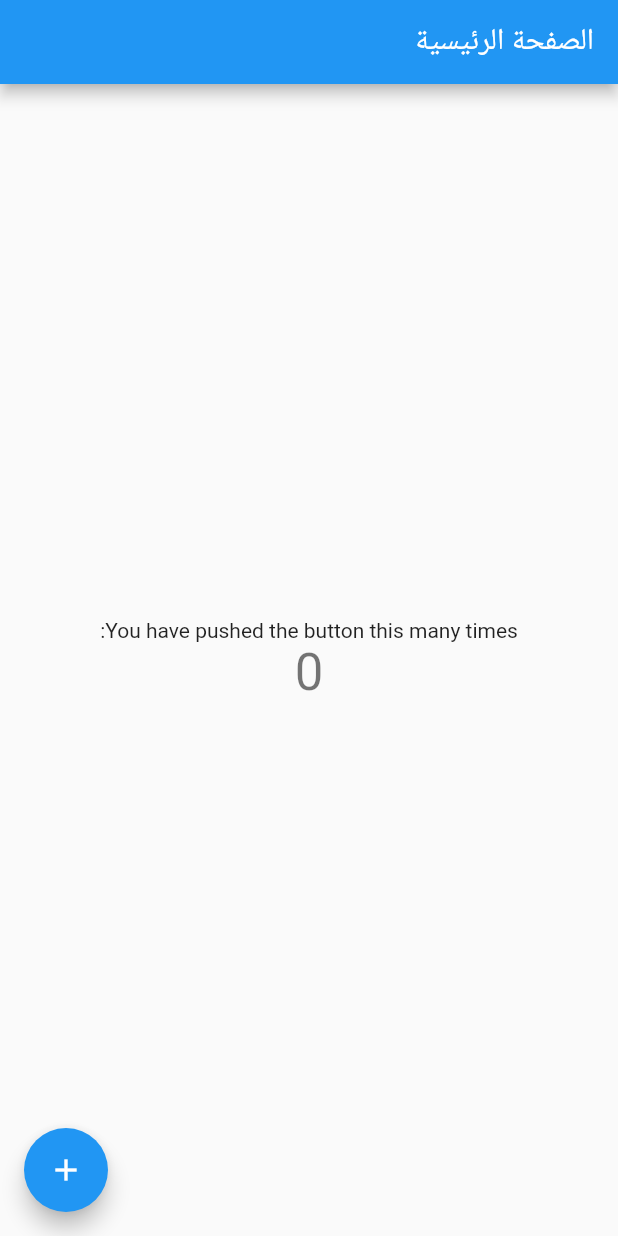
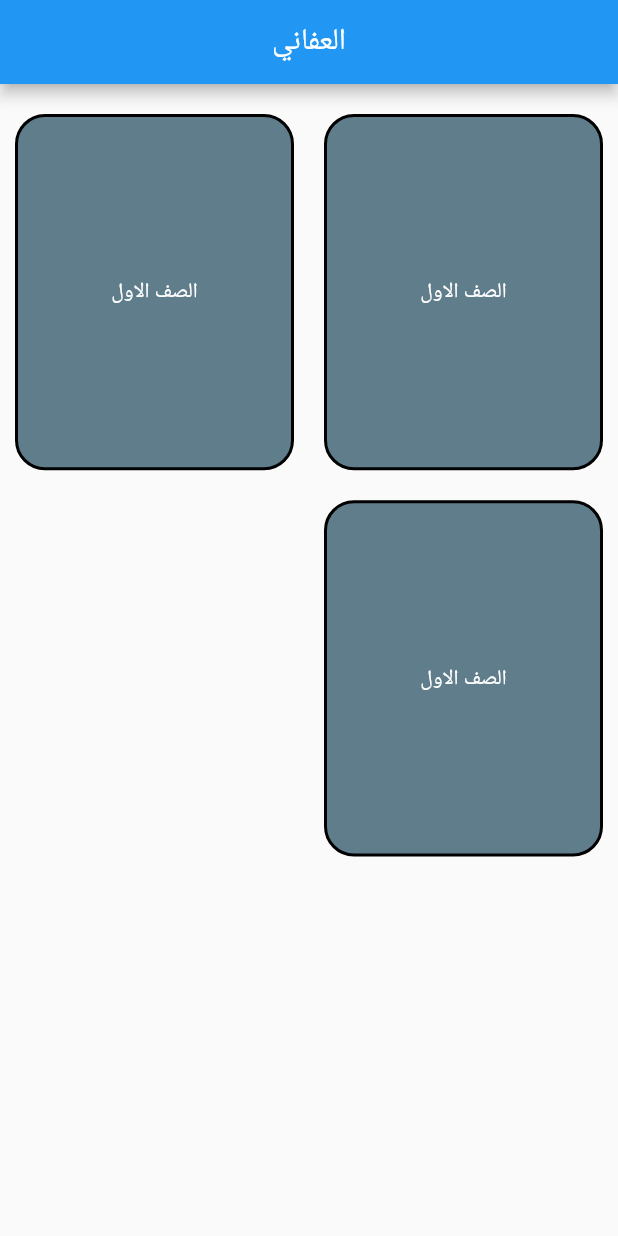
Before and after one commit to gemydev/smart_attendance_qr_code, a Flutter app: the screen it shows after launch, on a phone screen of 412 x 824 dp. Run offline on Flutter 3.47's test engine with Material 2 defaults, Android fonts, the phone set to English and light mode, and no system bars; missing offline and left inert: qr_code_scanner.

Commit message:
add QR example screen

```diff
--- a/lib/screens/home.dart
+++ b/lib/screens/home.dart
@@ -1,4 +1,9 @@
 import 'package:flutter/material.dart';
+import 'package:flutter/rendering.dart';
+import 'package:smart_attendance_qr_code/functions/navigation_funs.dart';
+import 'package:smart_attendance_qr_code/functions/responsive_ui/app_info.dart';
+
+import 'capture_qr.dart';
 
 class HomePage extends StatefulWidget {
   HomePage({Key? key}) : super(key: key);
@@ -8,38 +13,42 @@ class HomePage extends StatefulWidget {
 }
 
 class _MyHomePageState extends State<HomePage> {
-  int _counter = 0;
-
-  void _incrementCounter() {
-    setState(() {
-      _counter++;
-    });
-  }
-
   @override
   Widget build(BuildContext context) {
+    AppInfo appInfo = AppInfo(context);
     return Scaffold(
       appBar: AppBar(
-        title: Text("الصفحة الرئيسية"),
+        title: Text("العفاني"),
+        centerTitle: true,
       ),
       body: Center(
-        child: Column(
-          mainAxisAlignment: MainAxisAlignment.center,
-          children: <Widget>[
-            Text(
-              'You have pushed the button this many times:',
-            ),
-            Text(
-              '$_counter',
-              style: Theme.of(context).textTheme.headline4,
-            ),
-          ],
+        child: GridView.builder(
+          itemCount: 3,
+          gridDelegate: const SliverGridDelegateWithFixedCrossAxisCount(
+            crossAxisCount: 2,
+            childAspectRatio: 0.8,
+          ),
+          itemBuilder: (context, index) {
+            return Padding(
+              padding: const EdgeInsets.fromLTRB(10, 20, 10, 0),
+              child: Container(
+                width: (appInfo.screenWidth() - 20) * 0.3,
+                decoration: BoxDecoration(
+                    color: Colors.blueGrey,
+                    borderRadius: BorderRadius.all(Radius.circular(20)),
+                    border: Border.all(color: Colors.black, width: 2)),
+                child: GestureDetector(
+                  onTap: ()=> normalShift(context, QRViewExample()),
+                  child: Center(
+                      child: Text(
+                    "الصف الاول",
+                    style: TextStyle(color: Colors.white),
+                  )),
+                ),
+              ),
+            );
+          },
         ),
-      ),
-      floatingActionButton: FloatingActionButton(
-        onPressed: _incrementCounter,
-        tooltip: 'Increment',
-        child: Icon(Icons.add),
       ),
     );
   }
--- a/pubspec.yaml
+++ b/pubspec.yaml
@@ -28,6 +28,7 @@ dependencies:
   # The following adds the Cupertino Icons font to your application.
   # Use with the CupertinoIcons class for iOS style icons.
   cupertino_icons: ^1.0.2
+  qr_code_scanner: ^0.6.1
 
 dev_dependencies:
   flutter_test:
```
Also changed, not shown: lib/screens/capture_qr.dart (added, +169 -0 lines), pubspec.lock, 5 other files.
